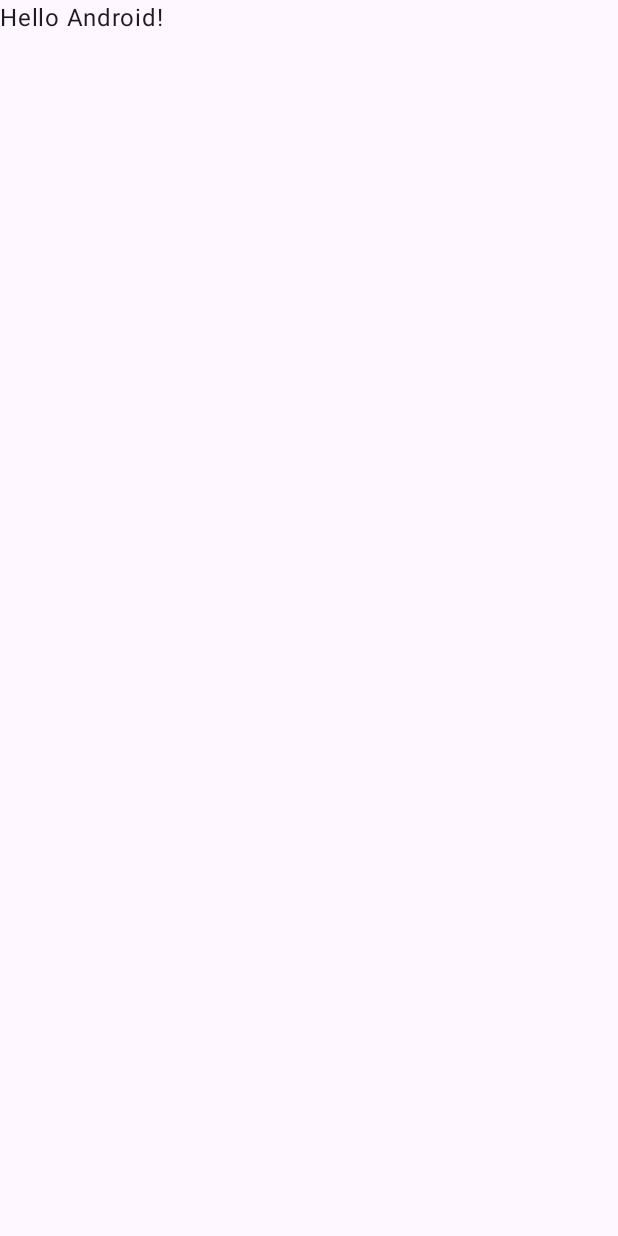
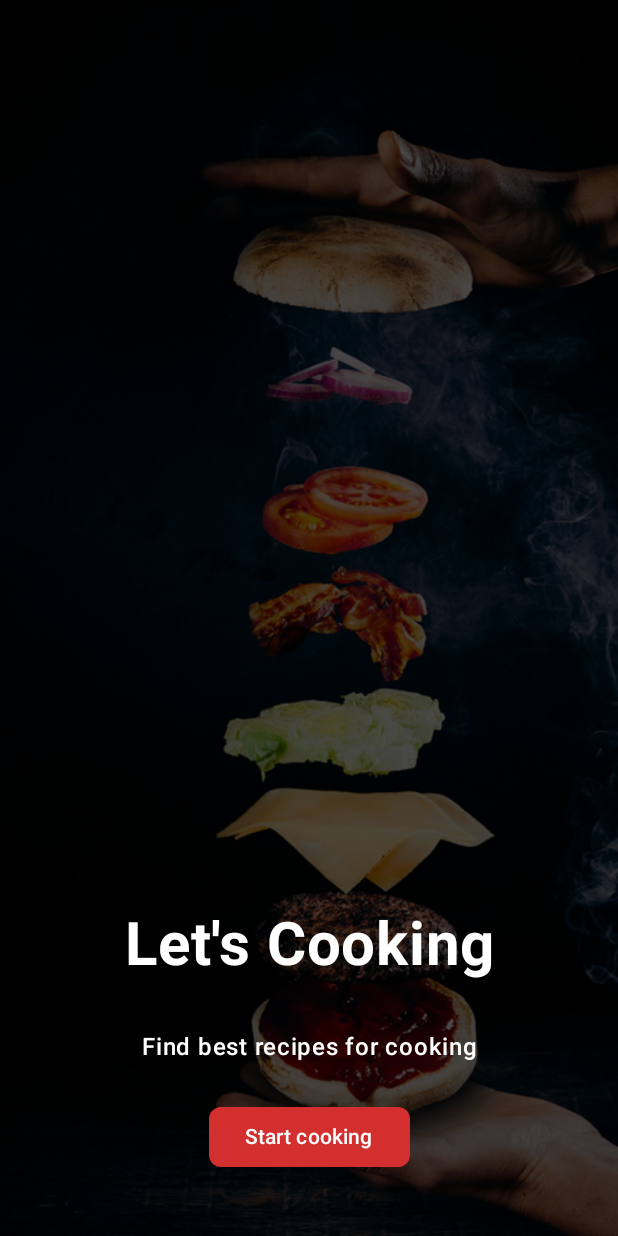
Before and after one commit to codebygvs/EasyRecipes, an Android app built with Jetpack Compose: the screen it shows after launch (MainActivity), on a phone screen of 412 x 824 dp. Before the commit the screen is almost empty. Run offline under Robolectric (Android 15) with nearby library versions, the phone set to English and light mode, and no system bars.

Commit message:
TODO Architecture

```diff
--- a/app/build.gradle.kts
+++ b/app/build.gradle.kts
@@ -19,6 +19,7 @@ android {
         targetSdk = 34
         versionCode = 1
         versionName = "1.0"
+
 
         val localProperties = project.rootProject.file("local.properties")
         val properties = Properties()
--- a/app/src/main/AndroidManifest.xml
+++ b/app/src/main/AndroidManifest.xml
@@ -1,6 +1,8 @@
 <?xml version="1.0" encoding="utf-8"?>
 <manifest xmlns:android="http://schemas.android.com/apk/res/android"
     xmlns:tools="http://schemas.android.com/tools">
+
+    <uses-permission android:name="android.permission.INTERNET" />
 
     <application
         android:allowBackup="true"
--- /dev/null
+++ b/app/src/main/java/com/devspace/myapplication/App.kt
@@ -0,0 +1,35 @@
+package com.devspace.myapplication
+
+import androidx.compose.runtime.Composable
+import androidx.navigation.NavType
+import androidx.navigation.compose.NavHost
+import androidx.navigation.compose.composable
+import androidx.navigation.compose.rememberNavController
+import androidx.navigation.navArgument
+
+@Composable
+fun App() {
+    val navController = rememberNavController()
+    NavHost(navController = navController, startDestination = "onboarding_screen") {
+        composable(
+            route = "onboarding_screen"
+        ) {
+            OnboardingScreen(navController)
+        }
+        composable(
+            route = "main_screen"
+        ) {
+            MainScreen(navController)
+        }
+        composable(
+            route = "recipe_detail" + "/{itemId}",
+            arguments = listOf(navArgument("itemId") {
+                type = NavType.StringType
+            })
+        ) { backStackEntry ->
+            val id = requireNotNull(backStackEntry.arguments?.getString("itemId"))
+            RecipeDetailScreen(id, navController)
+        }
+
+    }
+}
--- a/app/src/main/java/com/devspace/myapplication/MainActivity.kt
+++ b/app/src/main/java/com/devspace/myapplication/MainActivity.kt
@@ -4,12 +4,10 @@ import android.os.Bundle
 import androidx.activity.ComponentActivity
 import androidx.activity.compose.setContent
 import androidx.compose.foundation.layout.fillMaxSize
+import androidx.compose.foundation.layout.safeDrawingPadding
 import androidx.compose.material3.MaterialTheme
 import androidx.compose.material3.Surface
-import androidx.compose.material3.Text
-import androidx.compose.runtime.Composable
 import androidx.compose.ui.Modifier
-import androidx.compose.ui.tooling.preview.Preview
 import com.devspace.myapplication.ui.theme.EasyRecipesTheme
 
 class MainActivity : ComponentActivity() {
@@ -17,30 +15,15 @@ class MainActivity : ComponentActivity() {
         super.onCreate(savedInstanceState)
         setContent {
             EasyRecipesTheme {
-                // A surface container using the 'background' color from the theme
                 Surface(
-                    modifier = Modifier.fillMaxSize(),
+                    modifier = Modifier
+                        .fillMaxSize()
+                        .safeDrawingPadding(),
                     color = MaterialTheme.colorScheme.background
                 ) {
-                    Greeting("Android")
+                    App()
                 }
             }
         }
     }
 }
-
-@Composable
-fun Greeting(name: String, modifier: Modifier = Modifier) {
-    Text(
-        text = "Hello $name!",
-        modifier = modifier
-    )
-}
-
-@Preview(showBackground = true)
-@Composable
-fun GreetingPreview() {
-    EasyRecipesTheme {
-        Greeting("Android")
-    }
-}
--- /dev/null
+++ b/app/src/main/java/com/devspace/myapplication/OnboardingScreen.kt
@@ -0,0 +1,110 @@
+package com.devspace.myapplication
+
+import androidx.compose.foundation.Image
+import androidx.compose.foundation.layout.Arrangement
+import androidx.compose.foundation.layout.Box
+import androidx.compose.foundation.layout.Column
+import androidx.compose.foundation.layout.Spacer
+import androidx.compose.foundation.layout.fillMaxSize
+import androidx.compose.foundation.layout.fillMaxWidth
+import androidx.compose.foundation.layout.height
+import androidx.compose.foundation.layout.padding
+import androidx.compose.foundation.layout.wrapContentSize
+import androidx.compose.foundation.shape.RoundedCornerShape
+import androidx.compose.material3.Button
+import androidx.compose.material3.ButtonDefaults
+import androidx.compose.material3.MaterialTheme
+import androidx.compose.material3.Surface
+import androidx.compose.material3.Text
+import androidx.compose.runtime.Composable
+import androidx.compose.ui.Alignment
+import androidx.compose.ui.Modifier
+import androidx.compose.ui.graphics.Color
+import androidx.compose.ui.layout.ContentScale
+import androidx.compose.ui.res.painterResource
+import androidx.compose.ui.text.font.FontWeight
+import androidx.compose.ui.text.style.TextAlign
+import androidx.compose.ui.unit.dp
+import androidx.compose.ui.unit.sp
+import androidx.navigation.NavController
+import androidx.navigation.NavHostController
+
+@Composable
+fun OnboardingScreen(navHostController: NavHostController) {
+    OnboardingContent(
+        onClick = {
+            navHostController.navigate("main_screen")
+        })
+}
+
+
+@Composable
+private fun OnboardingContent(
+    modifier: Modifier = Modifier,
+    onClick: () -> Unit,
+) {
+    Box(
+        modifier = Modifier
+            .fillMaxSize()
+    ) {
+        Image(
+            painter = painterResource(id = R.drawable.onboarding),
+            contentDescription = "Imagem de fundo",
+            modifier = Modifier
+                .fillMaxSize(),
+            contentScale = ContentScale.Crop
+        )
+
+        Surface(
+            color = Color.Black.copy(alpha = 0.7f),
+            modifier = Modifier.fillMaxSize()
+        ) {
+
+            Column(
+                modifier = Modifier
+                    .padding(10.dp)
+                    .fillMaxSize(),
+                horizontalAlignment = Alignment.CenterHorizontally,
+                verticalArrangement = Arrangement.Bottom
+            ) {
+                Text(
+                    textAlign = TextAlign.Center,
+                    text = "Let's Cooking",
+                    fontSize = 40.sp,
+                    color = Color.White,
+                    fontWeight = FontWeight.Bold,
+                    modifier = Modifier
+                        .padding(16.dp)
+                        .fillMaxWidth()
+                )
+
+                Text(
+                    text = "Find best recipes for cooking",
+                    textAlign = TextAlign.Center,
+                    color = Color.White,
+                    fontWeight = FontWeight.SemiBold,
+                    modifier = Modifier
+                        .padding(16.dp)
+                        .fillMaxWidth()
+                )
+
+                Button(
+                    modifier = Modifier
+                        .padding(top = 8.dp, bottom = 32.dp),
+                    shape = RoundedCornerShape(8.dp),
+                    onClick = onClick,
+                    colors = ButtonDefaults.buttonColors(
+                        containerColor = MaterialTheme.colorScheme.primary,
+                        contentColor = MaterialTheme.colorScheme.onPrimary
+                    )
+                ) {
+                    Text(
+                        text = "Start cooking",
+                        color = Color.White
+                    )
+
+                }
+            }
+        }
+    }
+}
--- a/app/src/main/java/com/devspace/myapplication/ui/theme/Theme.kt
+++ b/app/src/main/java/com/devspace/myapplication/ui/theme/Theme.kt
@@ -16,7 +16,7 @@ import androidx.compose.ui.platform.LocalView
 import androidx.core.view.WindowCompat
 
 private val DarkColorScheme = darkColorScheme(
-    primary = Red80,
+    primary = Red40,
     secondary = RedGrey80,
     tertiary = RedAccent80,
     onSurfaceVariant = RedGrey80
```
Also changed, not shown: app/src/main/java/com/devspace/myapplication/MainScreen.kt (added, +175 -0 lines), app/src/main/java/com/devspace/myapplication/RecipeDetailScreen.kt (added, +9 -0 lines), app/src/main/java/com/devspace/myapplication/RecipeResponse.kt (added, +22 -0 lines), app/src/main/java/com/devspace/myapplication/RetrofitClient.kt (added, +34 -0 lines), app/src/main/java/com/devspace/myapplication/apiService.kt (added, +14 -0 lines).
